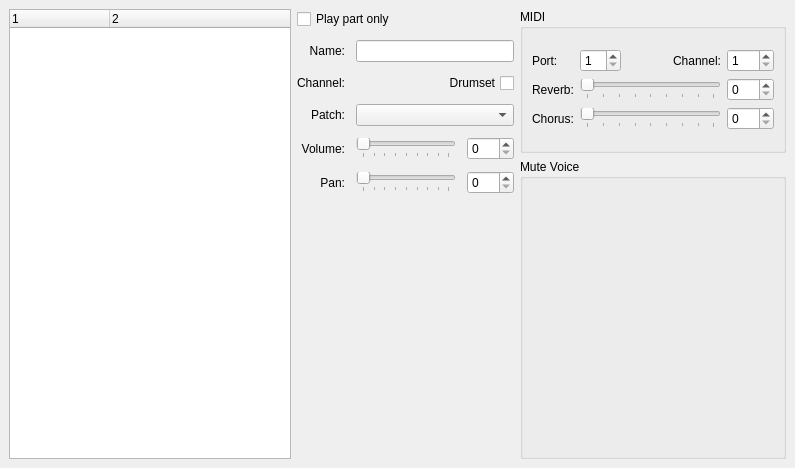
Above: mscore/mixer.ui from Obliquely/MuseScore before the change. Below: the same form after it.
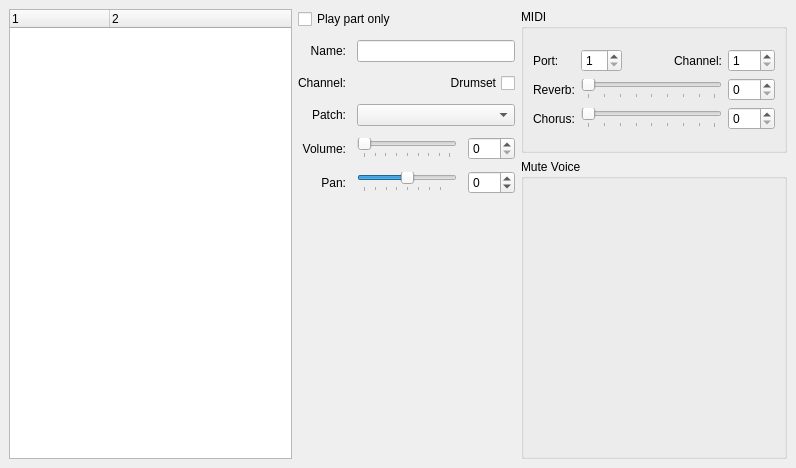
That is the form after the change.

Commit message: Refactoring and code tidying. Getting sync between UI elements and Channel settings working (nearly there)

Patch:
```diff
--- a/mscore/mixer.ui
+++ b/mscore/mixer.ui
@@ -9,7 +9,7 @@
    <rect>
     <x>0</x>
     <y>0</y>
-    <width>795</width>
+    <width>796</width>
     <height>468</height>
    </rect>
   </property>
@@ -100,10 +100,10 @@
            <number>0</number>
           </property>
           <property name="minimum">
-           <double>0.000000000000000</double>
+           <double>-63.000000000000000</double>
           </property>
           <property name="maximum">
-           <double>127.000000000000000</double>
+           <double>64.000000000000000</double>
           </property>
          </widget>
         </item>
@@ -205,10 +205,10 @@
            <string>Pan</string>
           </property>
           <property name="minimum">
-           <number>0</number>
+           <number>-63</number>
           </property>
           <property name="maximum">
-           <number>127</number>
+           <number>63</number>
           </property>
           <property name="pageStep">
            <number>16</number>
```
The commit also changes 4 other files.
